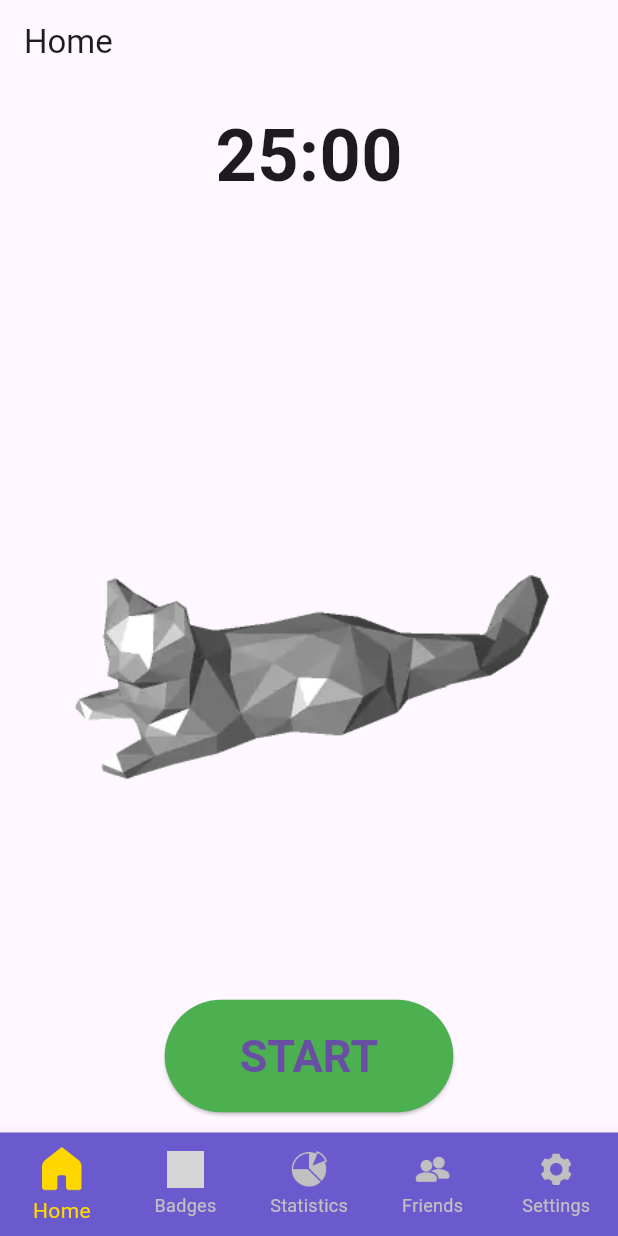
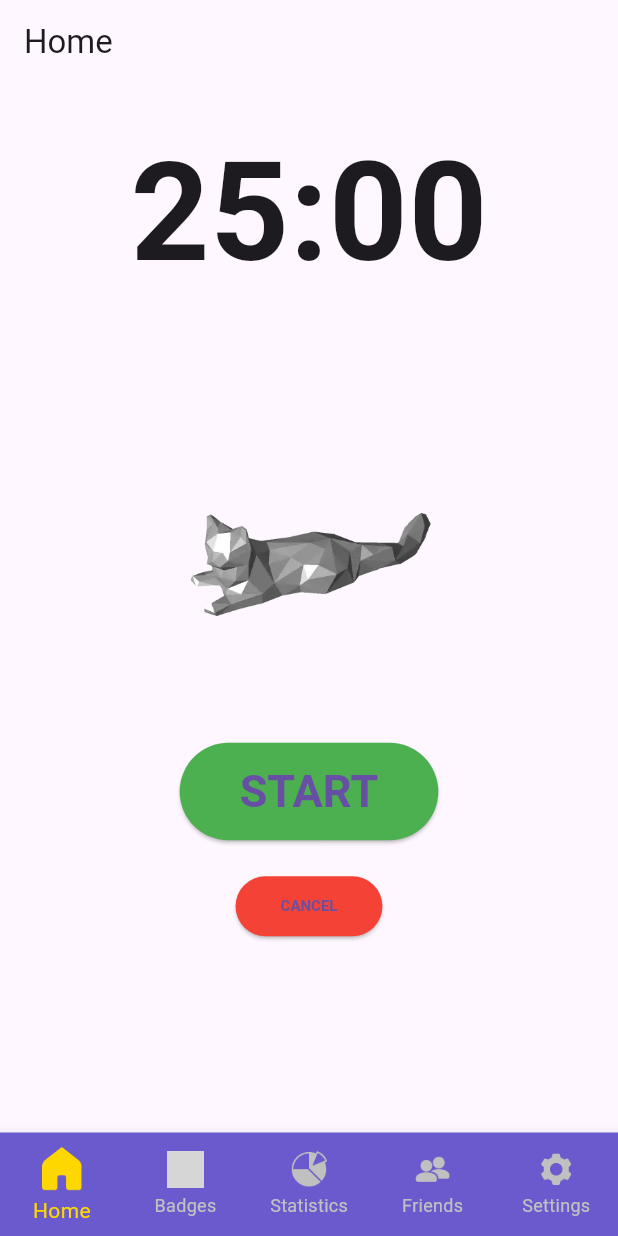
Before and after one commit to susiecamazotz/focusbuddy, a Flutter app: the screen it shows after launch, on a phone screen of 412 x 824 dp. Run offline on Flutter 3.47's test engine with Material 3 defaults, Android fonts, the phone set to English and light mode, and no system bars; grey boxes are pictures that could not be loaded.

Commit message:
improvements of home screen

```diff
--- a/lib/screens/home_screen.dart
+++ b/lib/screens/home_screen.dart
@@ -9,10 +9,10 @@ class HomeScreen extends StatefulWidget {
 class _HomeScreenState extends State<HomeScreen> {
   static const maxSeconds = 25 * 60;
   int seconds = maxSeconds;
-
   Timer? timer;
 
   void startTimer() {
+    if (timer == null || !timer!.isActive) {
       timer = Timer.periodic(Duration(seconds: 1), (_) {
         if (seconds > 0) {
           setState(() {
@@ -21,6 +21,16 @@ class _HomeScreenState extends State<HomeScreen> {
         } else {
           timer?.cancel();
         }
+      });
+    }
+  }
+
+  void cancelTimer() {
+    if (timer != null && timer!.isActive) {
+      timer?.cancel();
+    }
+    setState(() {
+      seconds = maxSeconds;
     });
   }
 
@@ -36,36 +46,47 @@ class _HomeScreenState extends State<HomeScreen> {
       appBar: AppBar(
         title: Text('Home'),
       ),
-      body: Center(
+      body: SingleChildScrollView(
+        child: Center(
           child: Column(
             mainAxisAlignment: MainAxisAlignment.center,
-          children: [
+            children: <Widget>[
+              SizedBox(height: 20),
               Text(
                 '${(seconds ~/ 60).toString().padLeft(2, '0')}:${(seconds % 60).toString().padLeft(2, '0')}',
-              style: TextStyle(
-                fontSize: 48,
-                fontWeight: FontWeight.bold,
-              ),
+                style: TextStyle(fontSize: 92, fontWeight: FontWeight.bold),
               ),
               SizedBox(height: 20),
               Image.asset(
-                'assets/pets/cat.png'), // Panda icon replaced by cat icon
+                'assets/pets/cat.png',
+                height: MediaQuery.of(context).size.height * 0.3,
+              ),
               SizedBox(height: 20),
               ElevatedButton(
-              onPressed: () => startTimer(),
+                onPressed: startTimer,
                 child: Text('START'),
                 style: ElevatedButton.styleFrom(
-                primary: Colors.green, // Start button color
-                padding: EdgeInsets.symmetric(horizontal: 50, vertical: 20),
-                textStyle: TextStyle(
-                  fontSize: 30,
-                  fontWeight: FontWeight.bold,
+                  primary: Colors.green,
+                  padding: EdgeInsets.symmetric(horizontal: 40, vertical: 15),
+                  textStyle:
+                      TextStyle(fontSize: 30, fontWeight: FontWeight.bold),
                 ),
+              ),
+              SizedBox(height: 20), // Spacing between buttons
+              ElevatedButton(
+                onPressed: cancelTimer,
+                child: Text('CANCEL'),
+                style: ElevatedButton.styleFrom(
+                  primary: Colors.red,
+                  padding: EdgeInsets.symmetric(horizontal: 30, vertical: 10),
+                  textStyle:
+                      TextStyle(fontSize: 10, fontWeight: FontWeight.bold),
                 ),
               ),
             ],
           ),
         ),
+      ),
     );
   }
 }
```
Also changed, not shown: assets/pets/dog.png (added). Lines whose indentation alone changed are shown as unchanged.
